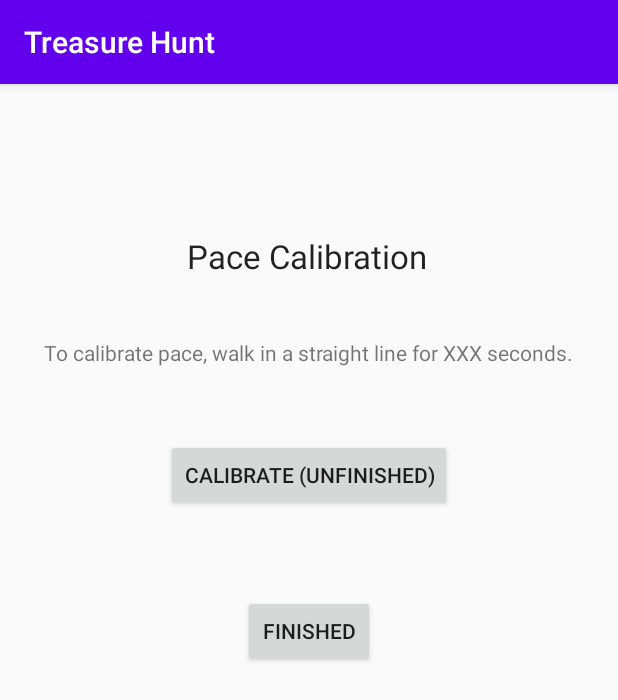
After one commit to blaine141/Treasure-Hunt, an Android app: the PaceActivity screen opened directly, with no data from a screen before it, on a phone screen of 412 x 824 dp. The commit adds this screen. Shown: the top 700 px of the screen. Run offline under Robolectric (Android 15) with nearby library versions, the phone set to English and light mode, and no system bars.

Commit message:
I added the pace page

```diff
--- a/app/src/main/AndroidManifest.xml
+++ b/app/src/main/AndroidManifest.xml
@@ -13,6 +13,7 @@
         android:roundIcon="@mipmap/ic_launcher_round"
         android:supportsRtl="true"
         android:theme="@style/AppTheme">
+        <activity android:name=".PaceActivity"></activity>
         <activity android:name=".ScoreActivity" />
         <activity android:name=".DirectionsActivity" />
         <activity android:name=".HuntingActivity" />
--- a/app/src/main/java/com/example/treasurehunt/MainActivity.java
+++ b/app/src/main/java/com/example/treasurehunt/MainActivity.java
@@ -24,4 +24,9 @@ public class MainActivity extends AppCompatActivity {
         startActivity(intent);
     }
 
+    public void pacePress(View view) {
+        Intent intent = new Intent(this, PaceActivity.class);
+        startActivity(intent);
+    }
+
 }
--- /dev/null
+++ b/app/src/main/java/com/example/treasurehunt/PaceActivity.java
@@ -0,0 +1,25 @@
+package com.example.treasurehunt;
+
+import androidx.appcompat.app.AppCompatActivity;
+
+import android.content.Intent;
+import android.os.Bundle;
+import android.view.View;
+
+public class PaceActivity extends AppCompatActivity {
+
+    @Override
+    protected void onCreate(Bundle savedInstanceState) {
+        super.onCreate(savedInstanceState);
+        setContentView(R.layout.activity_pace);
+    }
+
+    public void calibratePress(View view) {
+        //INSERT PACE COUNTER AND MEASUREMENT FUNCTIONS TO GET PACE SIZE
+    }
+
+    public void finishedPress(View view) {
+        Intent intent = new Intent(this, MainActivity.class);
+        startActivity(intent);
+    }
+}
--- a/app/src/main/res/layout/activity_main.xml
+++ b/app/src/main/res/layout/activity_main.xml
@@ -36,7 +36,8 @@
         android:layout_width="wrap_content"
         android:layout_height="wrap_content"
         android:layout_marginTop="80dp"
-        android:text="Calibrate Pace(Unfinished)"
+        android:onClick="pacePress"
+        android:text="Calibrate Pace"
         app:layout_constraintEnd_toEndOf="parent"
         app:layout_constraintHorizontal_bias="0.497"
         app:layout_constraintStart_toStartOf="parent"
--- /dev/null
+++ b/app/src/main/res/layout/activity_pace.xml
@@ -0,0 +1,53 @@
+<?xml version="1.0" encoding="utf-8"?>
+<androidx.constraintlayout.widget.ConstraintLayout xmlns:android="http://schemas.android.com/apk/res/android"
+    xmlns:app="http://schemas.android.com/apk/res-auto"
+    xmlns:tools="http://schemas.android.com/tools"
+    android:layout_width="match_parent"
+    android:layout_height="match_parent"
+    tools:context=".PaceActivity">
+
+    <TextView
+        android:id="@+id/textView2"
+        android:layout_width="wrap_content"
+        android:layout_height="wrap_content"
+        android:layout_marginTop="100dp"
+        android:text="Pace Calibration"
+        android:textAppearance="@style/TextAppearance.AppCompat.Large"
+        app:layout_constraintEnd_toEndOf="parent"
+        app:layout_constraintHorizontal_bias="0.497"
+        app:layout_constraintStart_toStartOf="parent"
+        app:layout_constraintTop_toTopOf="parent" />
+
+    <Button
+        android:id="@+id/button2"
+        android:layout_width="wrap_content"
+        android:layout_height="wrap_content"
+        android:layout_marginTop="48dp"
+        android:onClick="calibratePress"
+        android:text="Calibrate (UNFINISHED)"
+        app:layout_constraintEnd_toEndOf="parent"
+        app:layout_constraintStart_toStartOf="parent"
+        app:layout_constraintTop_toBottomOf="@+id/textView3" />
+
+    <Button
+        android:id="@+id/button4"
+        android:layout_width="wrap_content"
+        android:layout_height="wrap_content"
+        android:layout_marginTop="56dp"
+        android:onClick="finishedPress"
+        android:text="Finished"
+        app:layout_constraintEnd_toEndOf="parent"
+        app:layout_constraintStart_toStartOf="parent"
+        app:layout_constraintTop_toBottomOf="@+id/button2" />
+
+    <TextView
+        android:id="@+id/textView3"
+        android:layout_width="wrap_content"
+        android:layout_height="wrap_content"
+        android:layout_marginTop="40dp"
+        android:text="To calibrate pace, walk in a straight line for XXX seconds."
+        android:textAppearance="@style/TextAppearance.AppCompat.Small"
+        app:layout_constraintEnd_toEndOf="parent"
+        app:layout_constraintStart_toStartOf="parent"
+        app:layout_constraintTop_toBottomOf="@+id/textView2" />
+</androidx.constraintlayout.widget.ConstraintLayout>
```
